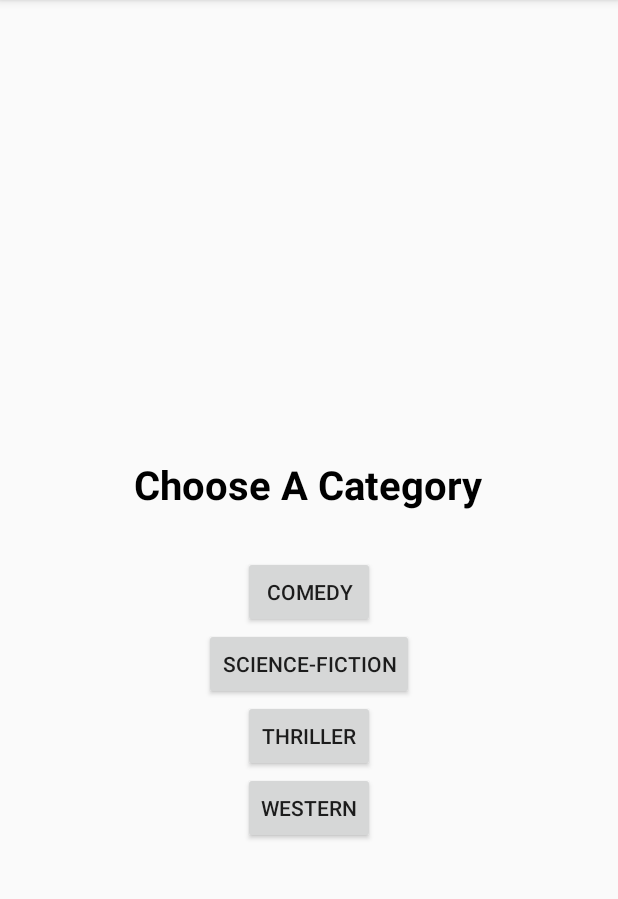
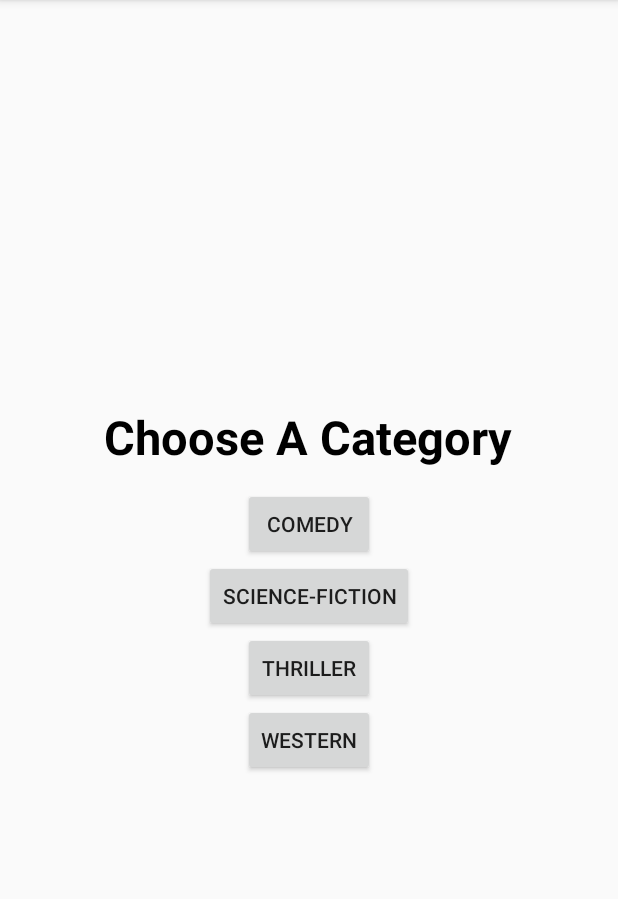
Before and after one commit to RedMercius/PodcastFun, an Android app: the screen it shows after launch (MainActivity), on a phone screen of 412 x 824 dp, the part 84-983 px from its top. Run offline under Robolectric (Android 15) with nearby library versions, the phone set to English and light mode, and no system bars.

Commit message:
Update to layout

```diff
--- a/app/src/main/res/layout-hdpi/activity_main.xml
+++ b/app/src/main/res/layout-hdpi/activity_main.xml
@@ -21,18 +21,18 @@
 
     <TextView
         android:id="@+id/txtcat"
-        android:layout_marginTop="100dp"
+        android:layout_marginTop="20dp"
         android:layout_centerHorizontal="true"
         android:layout_width="wrap_content"
         android:layout_height="wrap_content"
         android:text="@string/title_category"
         android:textColor="@color/black"
-        android:textSize="12pt"
+        android:textSize="14pt"
         android:textStyle="bold"/>
 
     <Button
         android:id="@+id/comedyButton"
-        android:layout_marginTop="30dp"
+        android:layout_marginTop="13dp"
         android:layout_below="@id/txtcat"
         android:layout_centerHorizontal="true"
         android:layout_width="wrap_content"
--- a/app/src/main/res/layout-mdpi/activity_main.xml
+++ b/app/src/main/res/layout-mdpi/activity_main.xml
@@ -21,13 +21,13 @@
 
     <TextView
         android:id="@+id/txtcat"
-        android:layout_marginTop="100dp"
+        android:layout_marginTop="20dp"
         android:layout_centerHorizontal="true"
         android:layout_width="wrap_content"
         android:layout_height="wrap_content"
         android:text="@string/title_category"
         android:textColor="@color/black"
-        android:textSize="10pt"
+        android:textSize="25pt"
         android:textStyle="bold"/>
 
     <Button
@@ -37,7 +37,7 @@
         android:layout_centerHorizontal="true"
         android:layout_width="wrap_content"
         android:layout_height="wrap_content"
-        android:textSize="8pt"
+        android:textSize="17pt"
         android:text="@string/category_comedy"
         />
 
@@ -47,7 +47,7 @@
         android:layout_centerHorizontal="true"
         android:layout_width="wrap_content"
         android:layout_height="wrap_content"
-        android:textSize="8pt"
+        android:textSize="17pt"
         android:text="@string/category_scifi"
         />
 
@@ -57,7 +57,7 @@
         android:layout_centerHorizontal="true"
         android:layout_width="wrap_content"
         android:layout_height="wrap_content"
-        android:textSize="8pt"
+        android:textSize="17pt"
         android:text="@string/category_thriller"
         />
 
@@ -67,7 +67,7 @@
         android:layout_centerHorizontal="true"
         android:layout_width="wrap_content"
         android:layout_height="wrap_content"
-        android:textSize="8pt"
+        android:textSize="17pt"
         android:text="@string/category_western"
         />
 
--- a/app/src/main/res/layout-xhdpi/activity_main.xml
+++ b/app/src/main/res/layout-xhdpi/activity_main.xml
@@ -27,7 +27,7 @@
         android:layout_height="wrap_content"
         android:text="@string/title_category"
         android:textColor="@color/black"
-        android:textSize="20pt"
+        android:textSize="16pt"
         android:textStyle="bold"/>
 
     <Button
@@ -37,7 +37,7 @@
         android:layout_centerHorizontal="true"
         android:layout_width="wrap_content"
         android:layout_height="wrap_content"
-        android:textSize="16pt"
+        android:textSize="15pt"
         android:text="@string/category_comedy"
         />
 
@@ -47,7 +47,7 @@
         android:layout_centerHorizontal="true"
         android:layout_width="wrap_content"
         android:layout_height="wrap_content"
-        android:textSize="16pt"
+        android:textSize="15pt"
         android:text="@string/category_scifi"
         />
 
@@ -57,7 +57,7 @@
         android:layout_centerHorizontal="true"
         android:layout_width="wrap_content"
         android:layout_height="wrap_content"
-        android:textSize="16pt"
+        android:textSize="15pt"
         android:text="@string/category_thriller"
         />
 
@@ -67,7 +67,7 @@
         android:layout_centerHorizontal="true"
         android:layout_width="wrap_content"
         android:layout_height="wrap_content"
-        android:textSize="16pt"
+        android:textSize="15pt"
         android:text="@string/category_western"
         />
 
--- a/app/src/main/res/layout-xxhdpi/activity_main.xml
+++ b/app/src/main/res/layout-xxhdpi/activity_main.xml
@@ -27,17 +27,17 @@
         android:layout_height="wrap_content"
         android:text="@string/title_category"
         android:textColor="@color/black"
-        android:textSize="30pt"
+        android:textSize="16pt"
         android:textStyle="bold"/>
 
     <Button
         android:id="@+id/comedyButton"
-        android:layout_marginTop="30dp"
+        android:layout_marginTop="10dp"
         android:layout_below="@id/txtcat"
         android:layout_centerHorizontal="true"
         android:layout_width="wrap_content"
         android:layout_height="wrap_content"
-        android:textSize="20pt"
+        android:textSize="13pt"
         android:text="@string/category_comedy"
         />
 
@@ -47,7 +47,7 @@
         android:layout_centerHorizontal="true"
         android:layout_width="wrap_content"
         android:layout_height="wrap_content"
-        android:textSize="20pt"
+        android:textSize="13pt"
         android:text="@string/category_scifi"
         />
 
@@ -57,7 +57,7 @@
         android:layout_centerHorizontal="true"
         android:layout_width="wrap_content"
         android:layout_height="wrap_content"
-        android:textSize="20pt"
+        android:textSize="13pt"
         android:text="@string/category_thriller"
         />
 
@@ -67,7 +67,7 @@
         android:layout_centerHorizontal="true"
         android:layout_width="wrap_content"
         android:layout_height="wrap_content"
-        android:textSize="20pt"
+        android:textSize="13pt"
         android:text="@string/category_western"
         />
 
```
